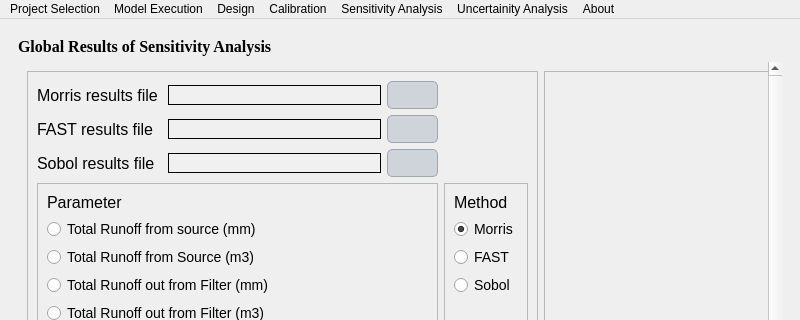
Inigobarbe/VFSMOD-GUI, file ui/Qvfsmod_dialog_base.ui: the form before one commit; both pictures show x 0 to 800 and y 0 to 320 of the 800 by 599 pixel window.
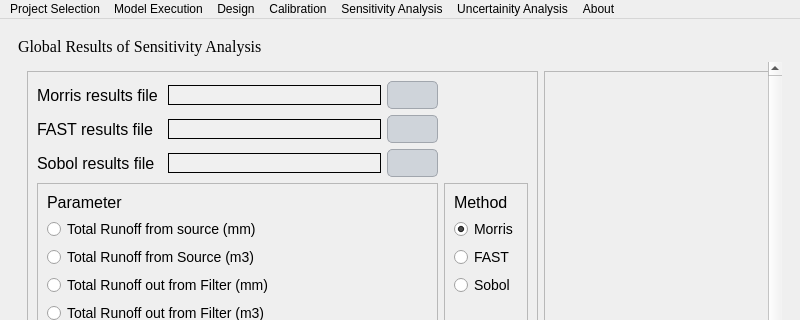
The form after the commit. The open tabs and pages were chosen to show the change. Icons and pictures are not drawn.

Patch:
```diff
--- a/ui/Qvfsmod_dialog_base.ui
+++ b/ui/Qvfsmod_dialog_base.ui
@@ -6558,8 +6558,6 @@
            <font>
             <family>Georgia</family>
             <pointsize>-1</pointsize>
-            <weight>75</weight>
-            <bold>true</bold>
            </font>
           </property>
           <property name="text">
```
Left out of the diff: 102 changed lines with no effect on the pictures.
